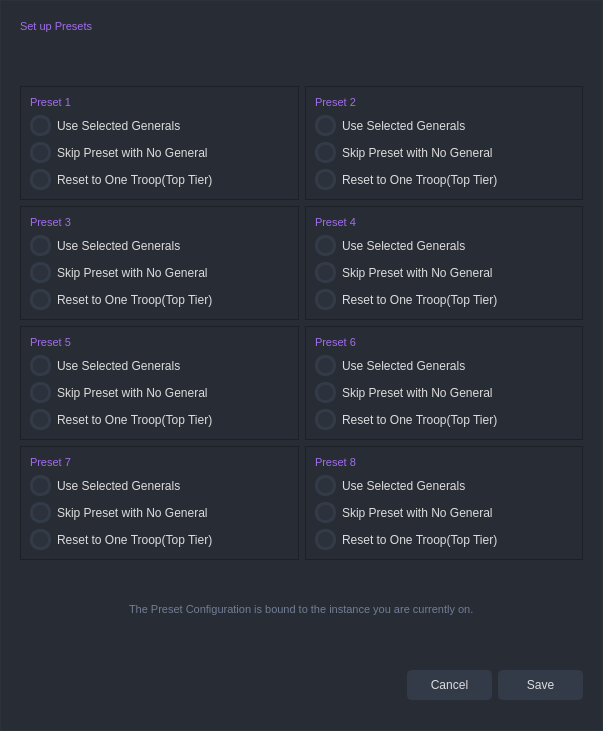
The window that gui/ui_files/preset_configuration.ui (evsahal/TaskEX) describes before a commit, drawn with Qt 5.
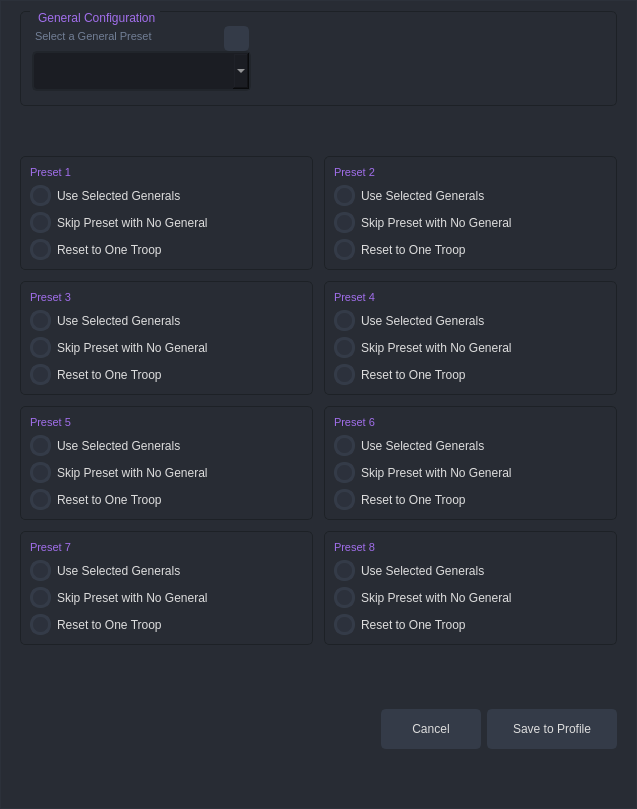
The same window after the commit. Icons and pictures are not drawn.

Commit message: preset config...

Diff of the .ui file:
```diff
--- a/gui/ui_files/preset_configuration.ui
+++ b/gui/ui_files/preset_configuration.ui
@@ -6,8 +6,8 @@
    <rect>
     <x>0</x>
     <y>0</y>
-    <width>603</width>
-    <height>731</height>
+    <width>637</width>
+    <height>809</height>
    </rect>
   </property>
   <property name="sizePolicy">
@@ -406,37 +406,191 @@
   <property name="modal">
    <bool>false</bool>
   </property>
-  <layout class="QVBoxLayout" name="verticalLayout" stretch="0,0,0,0">
+  <layout class="QVBoxLayout" name="verticalLayout" stretch="0,0,0">
    <item alignment="Qt::AlignmentFlag::AlignTop">
     <widget class="QWidget" name="widget_2" native="true">
-     <layout class="QVBoxLayout" name="verticalLayout_12">
-      <property name="bottomMargin">
+     <layout class="QVBoxLayout" name="verticalLayout_11">
+      <property name="topMargin">
        <number>0</number>
       </property>
       <item>
-       <widget class="QWidget" name="widget_3" native="true">
-        <layout class="QVBoxLayout" name="verticalLayout_11" stretch="0">
+       <widget class="QGroupBox" name="general_preset_groupBox">
+        <property name="styleSheet">
+         <string notr="true">#general_preset_groupBox { 
+	border: 1px solid rgb(29, 33, 38);  border-radius: 5px; 
+}
+</string>
+        </property>
+        <property name="title">
+         <string> General Configuration</string>
+        </property>
+        <layout class="QHBoxLayout" name="horizontalLayout_6">
          <property name="leftMargin">
-          <number>0</number>
+          <number>11</number>
          </property>
          <property name="topMargin">
-          <number>0</number>
-         </property>
-         <property name="rightMargin">
-          <number>0</number>
+          <number>5</number>
          </property>
          <property name="bottomMargin">
-          <number>0</number>
+          <number>5</number>
          </property>
          <item>
-          <widget class="QLabel" name="label_10">
-           <property name="styleSheet">
-            <string notr="true">font: 700 18pt &quot;Segoe UI&quot;;
-color: rgb(161, 110, 235);</string>
+          <widget class="QFrame" name="frame_2">
+           <property name="frameShape">
+            <enum>QFrame::Shape::NoFrame</enum>
            </property>
-           <property name="text">
-            <string>Set up Presets</string>
+           <property name="frameShadow">
+            <enum>QFrame::Shadow::Raised</enum>
            </property>
+           <layout class="QHBoxLayout" name="horizontalLayout_3" stretch="2,3">
+            <property name="leftMargin">
+             <number>0</number>
+            </property>
+            <property name="topMargin">
+             <number>0</number>
+            </property>
+            <property name="rightMargin">
+             <number>0</number>
+            </property>
+            <property name="bottomMargin">
+             <number>0</number>
+            </property>
+            <item>
+             <widget class="QFrame" name="frame_3">
+              <property name="frameShape">
+               <enum>QFrame::Shape::NoFrame</enum>
+              </property>
+              <property name="frameShadow">
+               <enum>QFrame::Shadow::Raised</enum>
+              </property>
+              <layout class="QVBoxLayout" name="verticalLayout_6">
+               <property name="spacing">
+                <number>0</number>
+               </property>
+               <property name="leftMargin">
+                <number>0</number>
+               </property>
+               <item>
+                <widget class="QFrame" name="frame">
+                 <property name="frameShape">
+                  <enum>QFrame::Shape::NoFrame</enum>
+                 </property>
+                 <property name="frameShadow">
+                  <enum>QFrame::Shadow::Raised</enum>
+                 </property>
+                 <layout class="QHBoxLayout" name="horizontalLayout_2">
+                  <property name="leftMargin">
+                   <number>0</number>
+                  </property>
+                  <property name="topMargin">
+                   <number>0</number>
+                  </property>
+                  <property name="rightMargin">
+                   <number>2</number>
+                  </property>
+                  <property name="bottomMargin">
+                   <number>0</number>
+                  </property>
+                  <item>
+                   <widget class="QFrame" name="frame_5">
+                    <property name="frameShape">
+                     <enum>QFrame::Shape::NoFrame</enum>
+                    </property>
+                    <property name="frameShadow">
+                     <enum>QFrame::Shadow::Raised</enum>
+                    </property>
+                    <layout class="QHBoxLayout" name="horizontalLayout_4">
+                     <property name="leftMargin">
+                      <number>3</number>
+                     </property>
+                     <property name="topMargin">
+                      <number>0</number>
+                     </property>
+                     <property name="rightMargin">
+                      <number>0</number>
+                     </property>
+                     <property name="bottomMargin">
+                      <number>5</number>
+                     </property>
+                     <item>
+                      <widget class="QLabel" name="label_11">
+                       <property name="styleSheet">
+                        <string notr="true">font: 10pt &quot;Segoe UI&quot;;</string>
+                       </property>
+                       <property name="text">
+                        <string>Select a General Preset</string>
+                       </property>
+                       <property name="margin">
+                        <number>0</number>
+                       </property>
+                      </widget>
+                     </item>
+                    </layout>
+                   </widget>
+                  </item>
+                  <item alignment="Qt::AlignmentFlag::AlignRight">
+                   <widget class="QPushButton" name="general_presets_btn">
+                    <property name="sizePolicy">
+                     <sizepolicy hsizetype="Minimum" vsizetype="Fixed">
+                      <horstretch>0</horstretch>
+                      <verstretch>0</verstretch>
+                     </sizepolicy>
+                    </property>
+                    <property name="minimumSize">
+                     <size>
+                      <width>25</width>
+                      <height>25</height>
+                     </size>
+                    </property>
+                    <property name="maximumSize">
+                     <size>
+                      <width>25</width>
+                      <height>25</height>
+                     </size>
+                    </property>
+                    <property name="text">
+                     <string/>
+                    </property>
+                    <property name="icon">
+                     <iconset theme="QIcon::ThemeIcon::DocumentProperties"/>
+                    </property>
+                   </widget>
+                  </item>
+                 </layout>
+                </widget>
+               </item>
+               <item>
+                <widget class="QComboBox" name="general_preset_combobox">
+                 <property name="minimumSize">
+                  <size>
+                   <width>100</width>
+                   <height>40</height>
+                  </size>
+                 </property>
+                </widget>
+               </item>
+              </layout>
+             </widget>
+            </item>
+            <item>
+             <widget class="QFrame" name="frame_4">
+              <property name="frameShape">
+               <enum>QFrame::Shape::NoFrame</enum>
+              </property>
+              <property name="frameShadow">
+               <enum>QFrame::Shadow::Raised</enum>
+              </property>
+              <layout class="QHBoxLayout" name="horizontalLayout_5">
+               <property name="topMargin">
+                <number>30</number>
+               </property>
+               <property name="rightMargin">
+                <number>0</number>
+               </property>
+              </layout>
+             </widget>
+            </item>
+           </layout>
           </widget>
          </item>
         </layout>
@@ -451,11 +605,14 @@
       <property name="topMargin">
        <number>0</number>
       </property>
+      <property name="spacing">
+       <number>11</number>
+      </property>
       <item row="2" column="0">
        <widget class="QFrame" name="preset_frame_5">
         <property name="styleSheet">
          <string notr="true">#preset_frame_5 { 
-	border: 1px solid  rgb(29, 33, 38); 
+	border: 1px solid  rgb(29, 33, 38);  border-radius: 5px; 
 }
 </string>
         </property>
@@ -500,7 +657,7 @@
          <item>
           <widget class="QCheckBox" name="preset_5_option_3">
            <property name="text">
-            <string>Reset to One Troop(Top Tier) </string>
+            <string>Reset to One Troop</string>
            </property>
            <property name="id" stdset="0">
             <number>0</number>
@@ -514,7 +671,7 @@
        <widget class="QFrame" name="preset_frame_8">
         <property name="styleSheet">
          <string notr="true">#preset_frame_8 { 
-	border: 1px solid  rgb(29, 33, 38); 
+	border: 1px solid  rgb(29, 33, 38);  border-radius: 5px; 
 }
 </string>
         </property>
@@ -559,7 +716,7 @@
          <item>
           <widget class="QCheckBox" name="preset_8_option_3">
            <property name="text">
-            <string>Reset to One Troop(Top Tier) </string>
+            <string>Reset to One Troop</string>
            </property>
            <property name="id" stdset="0">
             <number>0</number>
@@ -573,7 +730,7 @@
        <widget class="QFrame" name="preset_frame_1">
         <property name="styleSheet">
          <string notr="true">#preset_frame_1 { 
-	border: 1px solid  rgb(29, 33, 38); 
+	border: 1px solid   rgb(29, 33, 38); border-radius: 5px; 
 }
 </string>
         </property>
@@ -618,7 +775,7 @@
          <item>
           <widget class="QCheckBox" name="preset_1_option_3">
            <property name="text">
-            <string>Reset to One Troop(Top Tier) </string>
+            <string>Reset to One Troop</string>
            </property>
            <property name="id" stdset="0">
             <number>0</number>
@@ -632,7 +789,7 @@
        <widget class="QFrame" name="preset_frame_4">
         <property name="styleSheet">
          <string notr="true">#preset_frame_4 { 
-	border: 1px solid  rgb(29, 33, 38); 
+	border: 1px solid rgb(29, 33, 38);  border-radius: 5px; 
 }
 </string>
         </property>
@@ -677,7 +834,7 @@
          <item>
           <widget class="QCheckBox" name="preset_4_option_3">
            <property name="text">
-            <string>Reset to One Troop(Top Tier) </string>
+            <string>Reset to One Troop</string>
            </property>
            <property name="id" stdset="0">
             <number>0</number>
@@ -691,7 +848,7 @@
        <widget class="QFrame" name="preset_frame_6">
         <property name="styleSheet">
          <string notr="true">#preset_frame_6 { 
-	border: 1px solid  rgb(29, 33, 38); 
+	border: 1px solid  rgb(29, 33, 38);  border-radius: 5px; 
 }
 </string>
         </property>
@@ -736,7 +893,7 @@
          <item>
           <widget class="QCheckBox" name="preset_6_option_3">
            <property name="text">
-            <string>Reset to One Troop(Top Tier) </string>
+            <string>Reset to One Troop</string>
            </property>
            <property name="id" stdset="0">
             <number>0</number>
@@ -750,7 +907,7 @@
        <widget class="QFrame" name="preset_frame_3">
         <property name="styleSheet">
          <string notr="true">#preset_frame_3 { 
-	border: 1px solid  rgb(29, 33, 38); 
+	border: 1px solid  rgb(29, 33, 38);  border-radius: 5px; 
 }
 </string>
         </property>
@@ -795,7 +952,7 @@
          <item>
           <widget class="QCheckBox" name="preset_3_option_3">
            <property name="text">
-            <string>Reset to One Troop(Top Tier) </string>
+            <string>Reset to One Troop</string>
            </property>
            <property name="id" stdset="0">
             <number>0</number>
@@ -809,7 +966,7 @@
        <widget class="QFrame" name="preset_frame_7">
         <property name="styleSheet">
          <string notr="true">#preset_frame_7 { 
-	border: 1px solid  rgb(29, 33, 38); 
+	border: 1px solid  rgb(29, 33, 38);  border-radius: 5px; 
 }
 </string>
         </property>
@@ -854,7 +1011,7 @@
          <item>
           <widget class="QCheckBox" name="preset_7_option_3">
            <property name="text">
-            <string>Reset to One Troop(Top Tier) </string>
+            <string>Reset to One Troop</string>
            </property>
            <property name="id" stdset="0">
             <number>0</number>
@@ -868,7 +1025,7 @@
        <widget class="QFrame" name="preset_frame_2">
         <property name="styleSheet">
          <string notr="true">#preset_frame_2 { 
-	border: 1px solid  rgb(29, 33, 38); 
+	border: 1px solid rgb(29, 33, 38);  border-radius: 5px; 
 }
 </string>
         </property>
@@ -913,7 +1070,7 @@
          <item>
           <widget class="QCheckBox" name="preset_2_option_3">
            <property name="text">
-            <string>Reset to One Troop(Top Tier) </string>
+            <string>Reset to One Troop</string>
            </property>
            <property name="id" stdset="0">
             <number>0</number>
@@ -926,25 +1083,6 @@
      </layout>
     </widget>
    </item>
-   <item>
-    <widget class="QFrame" name="frame">
-     <property name="frameShape">
-      <enum>QFrame::Shape::NoFrame</enum>
-     </property>
-     <property name="frameShadow">
-      <enum>QFrame::Shadow::Raised</enum>
-     </property>
-     <layout class="QVBoxLayout" name="verticalLayout_6">
-      <item alignment="Qt::AlignmentFlag::AlignHCenter|Qt::AlignmentFlag::AlignVCenter">
-       <widget class="QLabel" name="label_5">
-        <property name="text">
-         <string>The Preset Configuration is bound to the instance you are currently on.</string>
-        </property>
-       </widget>
-      </item>
-     </layout>
-    </widget>
-   </item>
    <item alignment="Qt::AlignmentFlag::AlignRight">
     <widget class="QWidget" name="widget_4" native="true">
      <layout class="QHBoxLayout" name="horizontalLayout">
@@ -952,8 +1090,8 @@
        <widget class="QPushButton" name="cancel_preset_config">
         <property name="minimumSize">
          <size>
-          <width>85</width>
-          <height>30</height>
+          <width>100</width>
+          <height>40</height>
          </size>
         </property>
         <property name="text">
@@ -971,12 +1109,12 @@
         </property>
         <property name="minimumSize">
          <size>
-          <width>85</width>
-          <height>30</height>
+          <width>130</width>
+          <height>40</height>
          </size>
         </property>
         <property name="text">
-         <string>Save</string>
+         <string>Save to Profile</string>
         </property>
        </widget>
       </item>
```
The commit also changes 17 other files.
